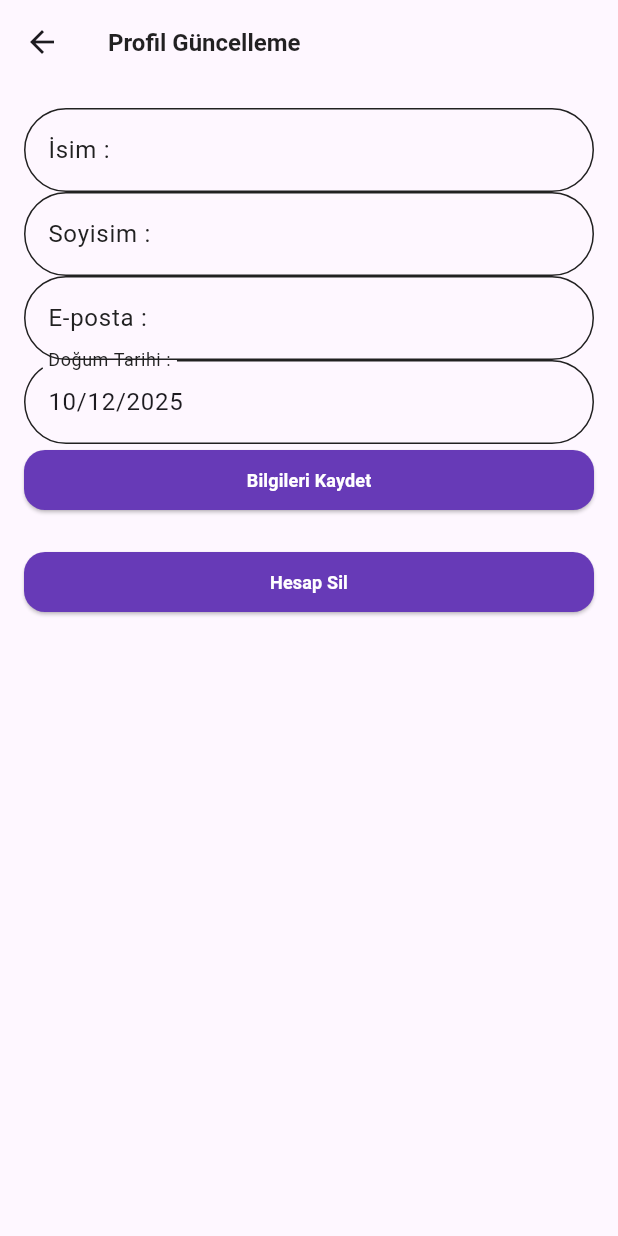
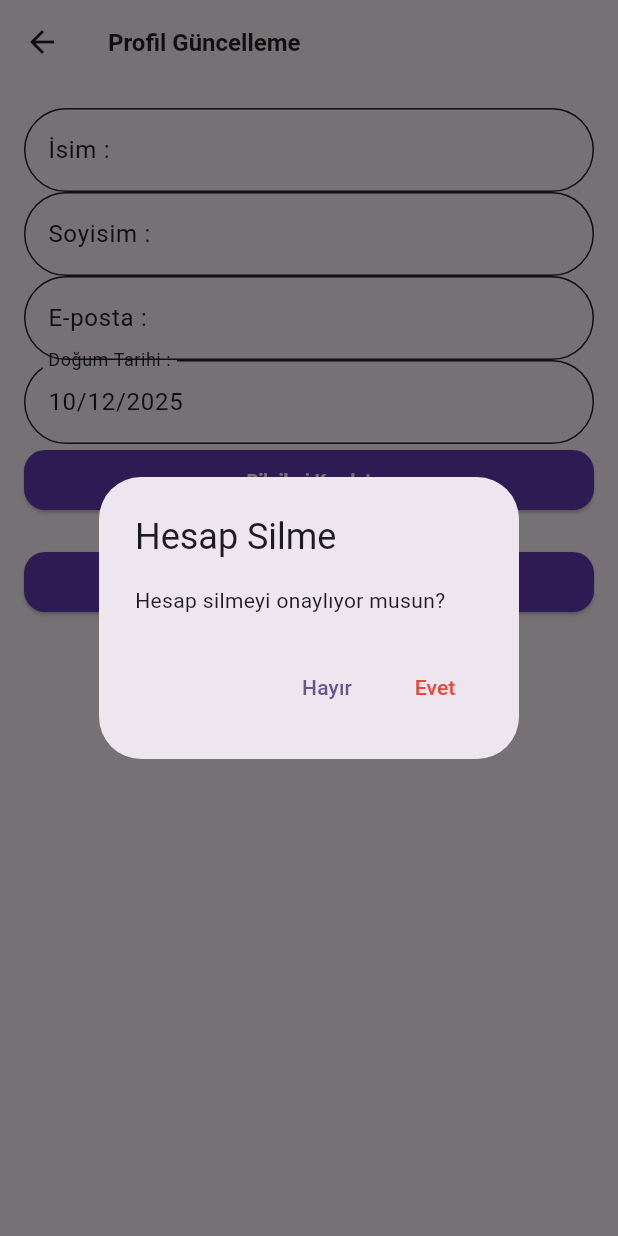
Before and after one commit to bbetulgulec/RateFlag, a Flutter app: the AccountInfoScreen screen opened directly, after a tap on "Hesap Sil", on a phone screen of 412 x 824 dp. Run offline on Flutter 3.47's test engine with Material 3 defaults, Android fonts, the phone set to English and light mode, and no system bars; our stand-ins replace cloud_firestore, equatable, firebase_auth, firebase_core, flutter_bloc, flutter_svg; accounts and stored records are empty.

Commit message:
AcoountInfo delete user successful

```diff
--- a/lib/features/RateFlag/data/repositories/firebase_auth_ımpl.dart
+++ b/lib/features/RateFlag/data/repositories/firebase_auth_ımpl.dart
@@ -82,4 +82,9 @@ class FirebaseAuthImpl extends AuthRepository {
       password: "",
     );
   }
+
+  @override
+  Future<void> deleteAccount() async {
+    await auth.currentUser!.delete();
+  }
 }
--- a/lib/features/RateFlag/domain/repositories/auth_repository.dart
+++ b/lib/features/RateFlag/domain/repositories/auth_repository.dart
@@ -11,5 +11,6 @@ abstract class AuthRepository {
   Future<bool> checkEmailVerified();
   Future<User?> login(String email, String password);
 
-  Future<User?> getCurrentUser(); // 👈 burada ekle
+  Future<User?> getCurrentUser();
+  Future<void> deleteAccount();
 }
--- a/lib/features/RateFlag/domain/repositories/firestore_repository.dart
+++ b/lib/features/RateFlag/domain/repositories/firestore_repository.dart
@@ -2,4 +2,5 @@ abstract class FirestoreRepository {
   Future<void> createUser(String collection, Map<String, dynamic> data);
   Future<Map<String, dynamic>?> getUserInfo(String userID);
   Future<void> updateUserInfo(String userID, Map<String, dynamic> data);
+  Future<void> deleteAccount(String userID);
 }
--- /dev/null
+++ b/lib/features/RateFlag/domain/usecase/delete_account_user_usecase.dart
@@ -0,0 +1,24 @@
+import 'package:rate_flag/features/RateFlag/domain/repositories/auth_repository.dart';
+import 'package:rate_flag/features/RateFlag/domain/repositories/firestore_repository.dart';
+
+class DeleteAccountUserUsecase {
+  final FirestoreRepository firestoreRepository;
+  final AuthRepository authRepository;
+  DeleteAccountUserUsecase(this.firestoreRepository, this.authRepository);
+
+  Future<void> execute() async {
+    final user = await authRepository.getCurrentUser();
+
+    if (user == null) {
+      throw Exception("Kullanıcı bulunamadı.");
+    }
+
+    final uid = user.uid;
+    //Firebase Authtan sil
+    await firestoreRepository.deleteAccount(uid);
+
+    //Firebase firestoredan sil
+
+    await authRepository.deleteAccount();
+  }
+}
--- a/lib/features/RateFlag/presentaions/accountInfo/cubit/account_info_state.dart
+++ b/lib/features/RateFlag/presentaions/accountInfo/cubit/account_info_state.dart
@@ -11,6 +11,9 @@ class AccountInfoState extends Equatable {
   final Map<String, dynamic>? userData; // EKLENDİ
   final DateTime? birthDate;
 
+  final bool isDeleteAccountLoading;
+  final bool isDeleteAccountSuccess;
+
   const AccountInfoState({
     this.isGetInfoLoading = false,
     this.isUpdateInfoLoading = false,
@@ -19,6 +22,8 @@ class AccountInfoState extends Equatable {
     this.errorMessage,
     this.userData,
     this.birthDate,
+    this.isDeleteAccountLoading = false,
+    this.isDeleteAccountSuccess = false,
   });
 
   AccountInfoState copyWith({
@@ -29,6 +34,8 @@ class AccountInfoState extends Equatable {
     String? errorMessage,
     Map<String, dynamic>? userData,
     DateTime? birthDate,
+    bool? isDeleteAccountLoading,
+    bool? isDeleteAccountSuccess,
   }) {
     return AccountInfoState(
       isGetInfoLoading: isGetInfoLoading ?? this.isGetInfoLoading,
@@ -38,6 +45,9 @@ class AccountInfoState extends Equatable {
       errorMessage: errorMessage,
       userData: userData ?? this.userData,
       birthDate: birthDate ?? this.birthDate,
+      isDeleteAccountLoading: isGetInfoLoading ?? this.isDeleteAccountLoading,
+      isDeleteAccountSuccess:
+          isDeleteAccountSuccess ?? this.isDeleteAccountSuccess,
     );
   }
 
@@ -50,5 +60,7 @@ class AccountInfoState extends Equatable {
     errorMessage,
     userData,
     birthDate,
+    isDeleteAccountLoading,
+    isDeleteAccountSuccess,
   ];
 }
--- a/lib/features/RateFlag/presentaions/accountInfo/view/account_info_screen.dart
+++ b/lib/features/RateFlag/presentaions/accountInfo/view/account_info_screen.dart
@@ -7,6 +7,8 @@ import 'package:rate_flag/features/RateFlag/common/widget/rateFlagText.dart';
 import 'package:rate_flag/features/RateFlag/common/widget/rateFlagTextField.dart';
 import 'package:rate_flag/features/RateFlag/presentaions/accountInfo/cubit/account_info_cubit.dart';
 import 'package:rate_flag/features/RateFlag/presentaions/accountInfo/cubit/account_info_state.dart';
+import 'package:rate_flag/features/RateFlag/presentaions/login/view/login_screen.dart';
+import 'package:rate_flag/features/RateFlag/presentaions/settings/widget/show_setting_dialog.dart';
 
 class AccountInfoScreen extends StatefulWidget {
   const AccountInfoScreen({super.key});
@@ -43,7 +45,13 @@ class _AccountInfoScreenState extends State<AccountInfoScreen> {
               const SnackBar(content: Text("Bilgiler güncellendi")),
             );
           }
+          if (state.isDeleteAccountSuccess) {
+            ScaffoldMessenger.of(
+              context,
+            ).showSnackBar(const SnackBar(content: Text("Kullanıcı silindi")));
+          }
         },
+
         builder: (context, state) {
           if (state.isGetInfoLoading) {
             return const Center(child: CircularProgressIndicator());
@@ -99,7 +107,22 @@ class _AccountInfoScreenState extends State<AccountInfoScreen> {
 
                 Onboardingelevetedbutton.primary(
                   text: "Hesap Sil",
-                  onPressed: () {},
+                  onPressed: () {
+                    showDeleteDialog(
+                      context,
+                      "Hesap Silme",
+                      "Hesap silmeyi onaylıyor musun?",
+                      () {
+                        cubit.deleteUser(userID);
+                        Navigator.pushReplacement(
+                          context,
+                          MaterialPageRoute(
+                            builder: (context) => LoginScreen(),
+                          ),
+                        );
+                      },
+                    );
+                  },
                 ),
               ],
             ),
--- a/lib/features/RateFlag/presentaions/settings/widget/show_setting_dialog.dart
+++ b/lib/features/RateFlag/presentaions/settings/widget/show_setting_dialog.dart
@@ -7,3 +7,32 @@ void showSettingDialog(BuildContext context, String title, String content) {
     builder: (_) => SettingAlertDialog(title: title, content: content),
   );
 }
+
+void showDeleteDialog(
+  BuildContext context,
+  String title,
+  String content,
+  VoidCallback onConfirm,
+) {
+  showDialog(
+    context: context,
+    barrierDismissible: false,
+    builder: (_) => AlertDialog(
+      title: Text(title),
+      content: Text(content),
+      actions: [
+        TextButton(
+          onPressed: () => Navigator.pop(context),
+          child: const Text("Hayır"),
+        ),
+        TextButton(
+          onPressed: () {
+            Navigator.pop(context);
+            onConfirm(); // Silme işlemini cubit'e gönderiyoruz
+          },
+          child: const Text("Evet", style: TextStyle(color: Colors.red)),
+        ),
+      ],
+    ),
+  );
+}
--- a/lib/main.dart
+++ b/lib/main.dart
@@ -3,6 +3,7 @@ import 'package:flutter_bloc/flutter_bloc.dart';
 import 'package:rate_flag/features/RateFlag/data/repositories/firebase_auth_%C4%B1mpl.dart';
 import 'package:rate_flag/features/RateFlag/data/repositories/firebase_firestore_%C4%B1mpl.dart';
 import 'package:rate_flag/features/RateFlag/domain/usecase/create_user_usecase.dart';
+import 'package:rate_flag/features/RateFlag/domain/usecase/delete_account_user_usecase.dart';
 import 'package:rate_flag/features/RateFlag/domain/usecase/login_user_usecase.dart';
 import 'package:rate_flag/features/RateFlag/domain/usecase/update_info_user_usecase.dart';
 import 'package:rate_flag/features/RateFlag/presentaions/accountInfo/cubit/account_info_cubit.dart';
@@ -52,7 +53,11 @@ class MyApp extends StatelessWidget {
         BlocProvider<AccountInfoCubit>(
           create: (context) {
             final firestoreRepository = FirebaseFirestoreImpl();
-            return AccountInfoCubit(UpdateInfoUserUsecase(firestoreRepository));
+            final authRepository = FirebaseAuthImpl();
+            return AccountInfoCubit(
+              UpdateInfoUserUsecase(firestoreRepository),
+              DeleteAccountUserUsecase(firestoreRepository, authRepository),
+            );
           },
         ),
 
```
Also changed, not shown: lib/features/RateFlag/data/repositories/firebase_firestore_ımpl.dart (+16 -0 lines), lib/features/RateFlag/presentaions/accountInfo/cubit/account_info_cubit.dart (+25 -1 lines).
